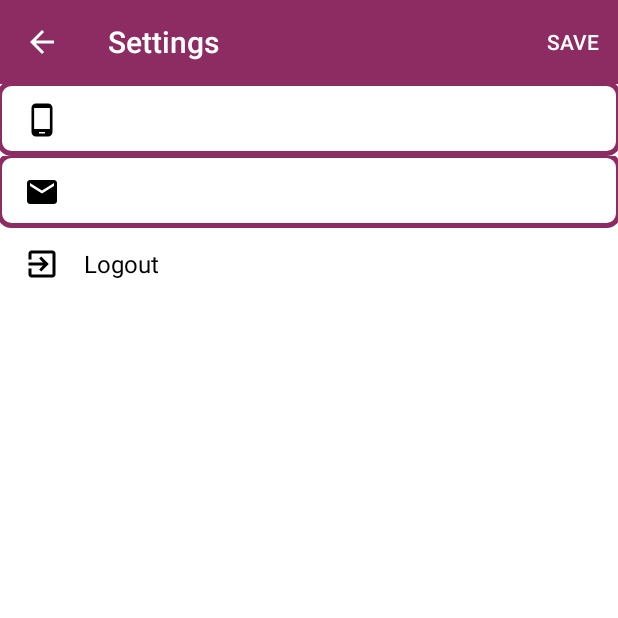
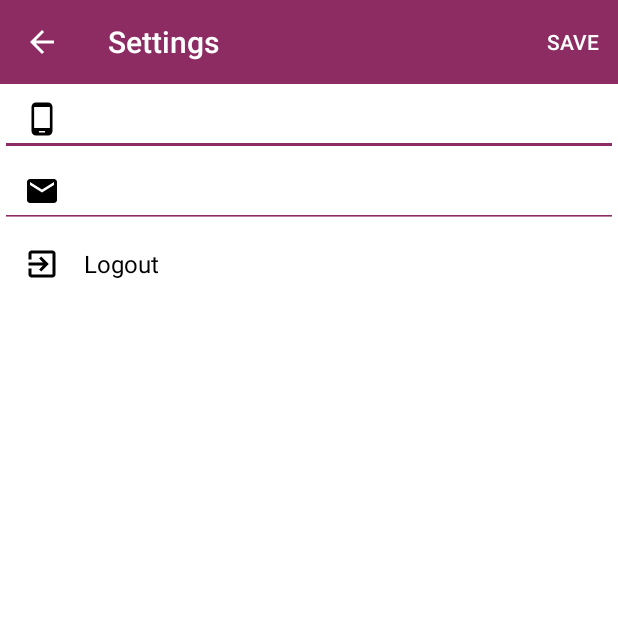
Before and after one commit to doubletapp/izjuminka-android, an Android app: the SettingsActivity screen opened directly, with no data from a screen before it, on a phone screen of 412 x 824 dp, the top half of it. Run offline under Robolectric (Android 15) with nearby library versions, the phone set to English and light mode, and no system bars; our stand-ins replace ButterKnife, Dagger/Hilt's generated code; libraries missing offline, so code that uses them is left out: com.redmadrobot.inputmask, com.vk.sdk; 5 statements that could not run were skipped.

Commit message:
Settings fix

```diff
--- a/Izjuminka/app/src/main/res/layout/fragment_settings.xml
+++ b/Izjuminka/app/src/main/res/layout/fragment_settings.xml
@@ -19,14 +19,14 @@
         android:layout_width="match_parent"
         android:drawableLeft="@drawable/ic_phone"
         style="@style/settings_edit_style"
-        android:background="@drawable/edittext_background"/>
+        android:backgroundTint="@color/colorPrimary"/>
 
     <EditText
         android:id="@+id/settings_email"
         android:layout_width="match_parent"
         android:drawableLeft="@drawable/ic_email"
         style="@style/settings_edit_style"
-        android:background="@drawable/edittext_background"/>
+        android:backgroundTint="@color/colorPrimary"/>
 
     <TextView
         android:id="@+id/settings_logout"
```
